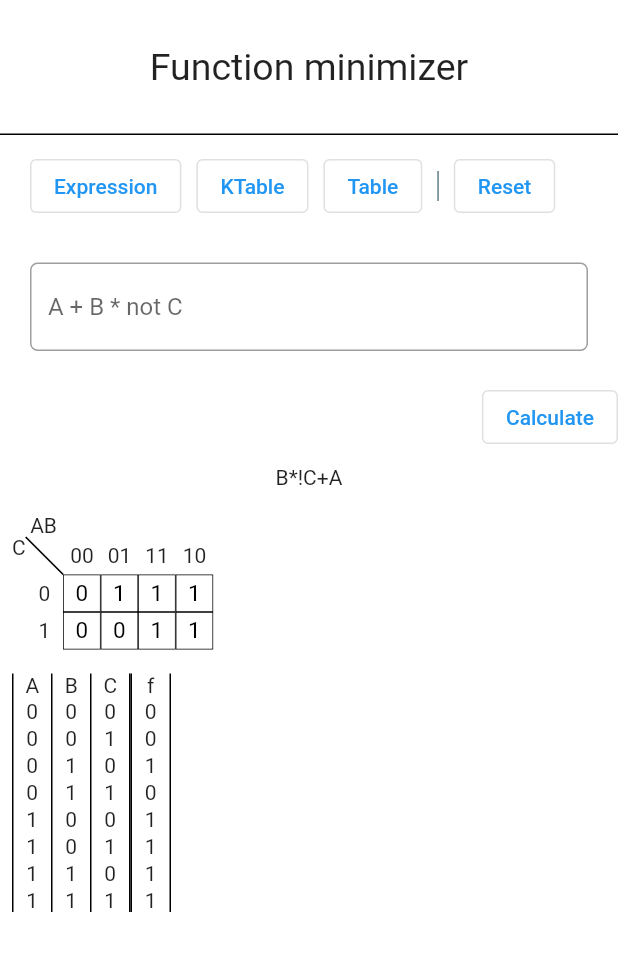
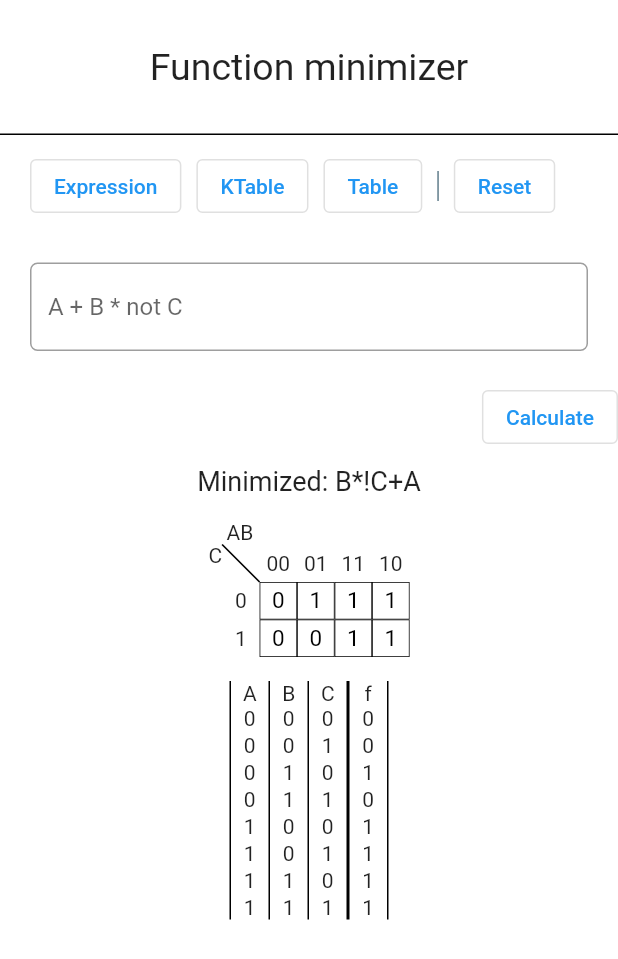
Before and after one commit to FranMaric/diglog, a Flutter app: the screen it shows after launch, on a phone screen of 412 x 824 dp. Shown: the top 959 px of the screen. Run offline on Flutter 3.47's test engine with Material 2 defaults, Android fonts, the phone set to English and light mode, and no system bars.

Commit message:
Slight design modifications of output widgets
Centered KTable and table, Changed textStyle of OutputExpression

```diff
--- a/lib/widgets/OutputExpression.dart
+++ b/lib/widgets/OutputExpression.dart
@@ -13,7 +13,10 @@ class OutputExpression extends StatelessWidget {
 
     return Container(
       child: Text(
-        expression,
+        "Minimized: " + expression,
+        style: TextStyle(
+          fontSize: 18,
+        ),
       ),
     );
   }
--- a/lib/widgets/OutputKTable.dart
+++ b/lib/widgets/OutputKTable.dart
@@ -43,6 +43,7 @@ class OutputKTable extends StatelessWidget {
 
     return Row(
       crossAxisAlignment: CrossAxisAlignment.start,
+      mainAxisAlignment: MainAxisAlignment.center,
       children: [
         Padding(
           padding: EdgeInsets.only(top: 15),
--- a/lib/widgets/OutputMyTable.dart
+++ b/lib/widgets/OutputMyTable.dart
@@ -21,6 +21,7 @@ class OutputMyTable extends StatelessWidget {
       for (int j = 0; j < varNames.length; j++) columns[j].add(row[j]);
     }
     return Row(
+      mainAxisAlignment: MainAxisAlignment.center,
       children: List.generate(
         varNames.length,
         (index) => MyColumn(
```
